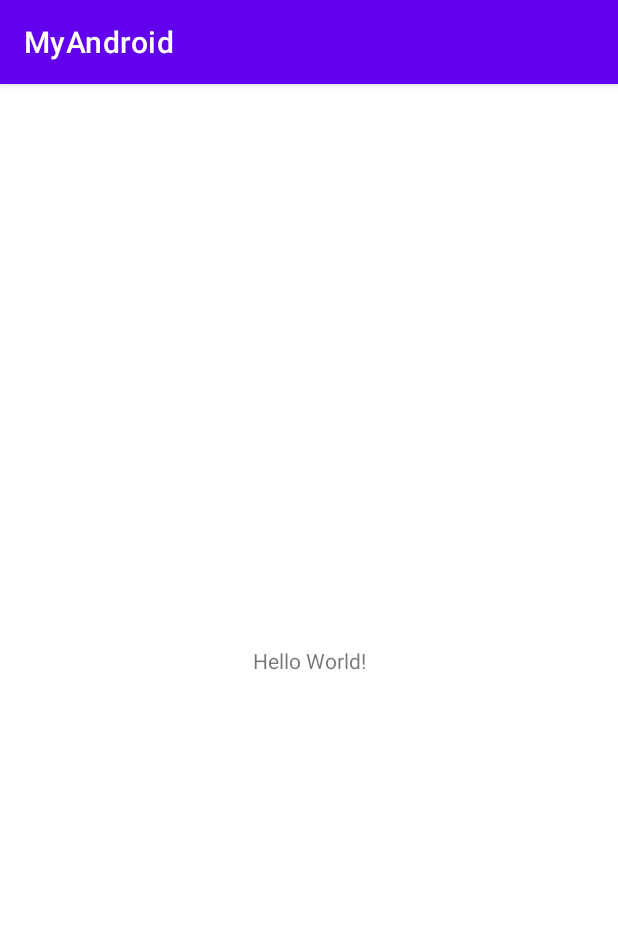
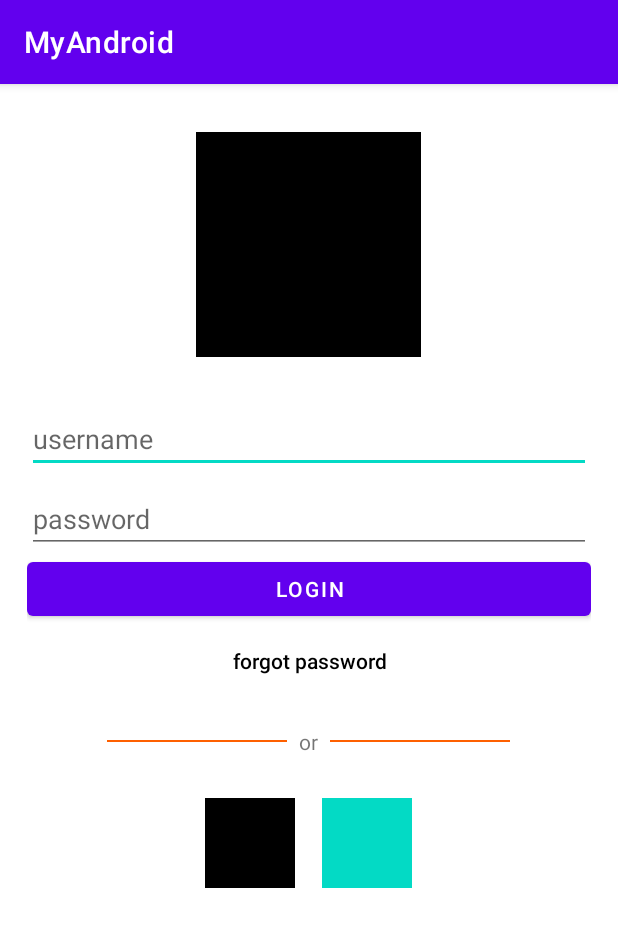
Before and after one commit to Moovanz/MyAndroid, an Android app: the screen it shows after launch (MainActivity), on a phone screen of 412 x 824 dp. Shown: the top 927 px of the screen. Run offline under Robolectric (Android 15) with nearby library versions, the phone set to English and light mode, and no system bars.

Commit message:
pre design

```diff
--- a/app/src/main/AndroidManifest.xml
+++ b/app/src/main/AndroidManifest.xml
@@ -9,6 +9,7 @@
         android:roundIcon="@mipmap/ic_launcher_round"
         android:supportsRtl="true"
         android:theme="@style/Theme.MyAndroid">
+        <!--activity = pages that user will see-->
         <activity android:name=".MainActivity">
             <intent-filter>
                 <action android:name="android.intent.action.MAIN" />
--- a/app/src/main/java/com/codemobiles/myandroid/MainActivity.kt
+++ b/app/src/main/java/com/codemobiles/myandroid/MainActivity.kt
@@ -9,3 +9,8 @@ class MainActivity : AppCompatActivity() {
         setContentView(R.layout.activity_main)
     }
 }
+
+
+// Build number(about,system) QSR1.190920.001
+// Developer option (about > advance, system > advance)
+// Enable usb debugging mode
--- a/app/src/main/res/layout/activity_main.xml
+++ b/app/src/main/res/layout/activity_main.xml
@@ -1,18 +1,98 @@
 <?xml version="1.0" encoding="utf-8"?>
-<androidx.constraintlayout.widget.ConstraintLayout xmlns:android="http://schemas.android.com/apk/res/android"
+<LinearLayout xmlns:android="http://schemas.android.com/apk/res/android"
     xmlns:app="http://schemas.android.com/apk/res-auto"
     xmlns:tools="http://schemas.android.com/tools"
     android:layout_width="match_parent"
     android:layout_height="match_parent"
-    tools:context=".MainActivity">
+    android:orientation="vertical"
+    tools:context=".MainActivity"
+    android:gravity="center_horizontal"
+    android:paddingLeft="18dp"
+    android:paddingRight="18dp"
+    >
+    <!-- command + option + l set page format-->
 
-    <TextView
+    <ImageView
+        android:layout_marginTop="32dp"
+        android:layout_width="150dp"
+        android:layout_height="150dp"
+        android:src="@color/black"
+        />
+    <EditText
+        android:layout_marginTop="32dp"
+        android:hint="username"
+        android:layout_width="match_parent"
+        android:layout_height="wrap_content"
+
+        />
+    <EditText
+        android:layout_marginTop="8dp"
+        android:hint="password"
+        android:layout_width="match_parent"
+        android:layout_height="wrap_content"
+        />
+    <Button
+        android:layout_width="match_parent"
+        android:layout_height="wrap_content"
+        android:text="login"
+        />
+    <Button
+        android:layout_width="match_parent"
+        android:layout_height="wrap_content"
+        android:text="forgot password"
+        style="@style/Widget.AppCompat.Button.Borderless"
+        android:textColor="@color/black"
+        android:textAllCaps="false"
+        />
+    <LinearLayout
+        android:layout_marginTop="20dp"
         android:layout_width="wrap_content"
         android:layout_height="wrap_content"
-        android:text="Hello World!"
-        app:layout_constraintBottom_toBottomOf="parent"
-        app:layout_constraintLeft_toLeftOf="parent"
-        app:layout_constraintRight_toRightOf="parent"
-        app:layout_constraintTop_toTopOf="parent" />
+        android:orientation="horizontal"
+        android:gravity="center_vertical"
+        >
+        <View
+            android:background="#fe6000"
+            android:layout_width="120dp"
+            android:layout_height="1dp"
 
-</androidx.constraintlayout.widget.ConstraintLayout>
+            />
+        <TextView
+            android:layout_marginRight="8dp"
+            android:layout_marginLeft="8dp"
+            android:layout_width="wrap_content"
+            android:layout_height="wrap_content"
+            android:text="or"/>
+        <View
+            android:background="#fe6000"
+            android:layout_width="120dp"
+            android:layout_height="1dp"
+            />
+    </LinearLayout>
+    <LinearLayout
+        android:layout_width="wrap_content"
+        android:layout_height="wrap_content"
+        android:orientation="horizontal"
+        android:layout_marginBottom="28dp"
+        android:layout_marginTop="28dp"
+
+
+        >
+       <ImageView
+           android:layout_width="60dp"
+           android:layout_height="60dp"
+           android:src="@color/black"
+           android:layout_marginRight="18dp"
+           />
+        <ImageView
+            android:layout_width="60dp"
+            android:layout_height="60dp"
+            android:src="@color/teal_200"
+            />
+    </LinearLayout>
+
+
+
+</LinearLayout>
+
+    <!--mipmap folder user to store icon -->
--- a/app/src/main/res/values/strings.xml
+++ b/app/src/main/res/values/strings.xml
@@ -1,3 +1,5 @@
 <resources>
     <string name="app_name">MyAndroid</string>
+    <string name="my_name">Pasit</string>
+
 </resources>
```
Also changed, not shown: 2 other files.
